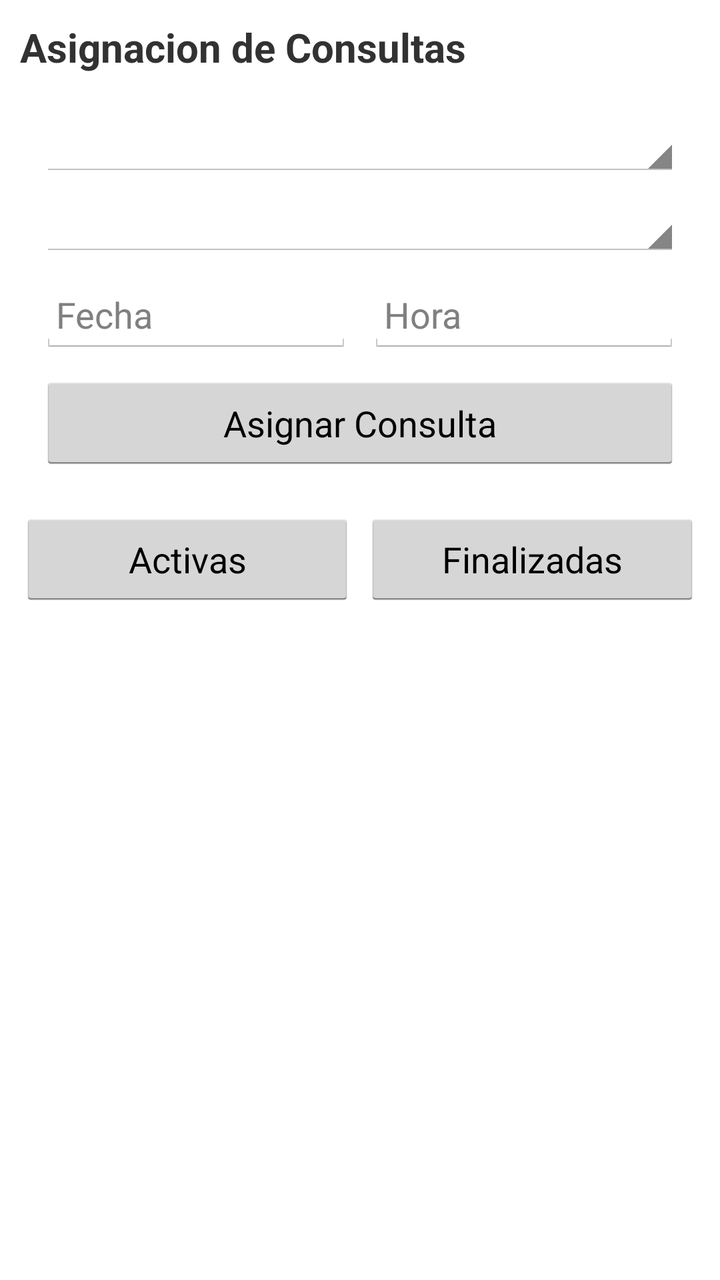
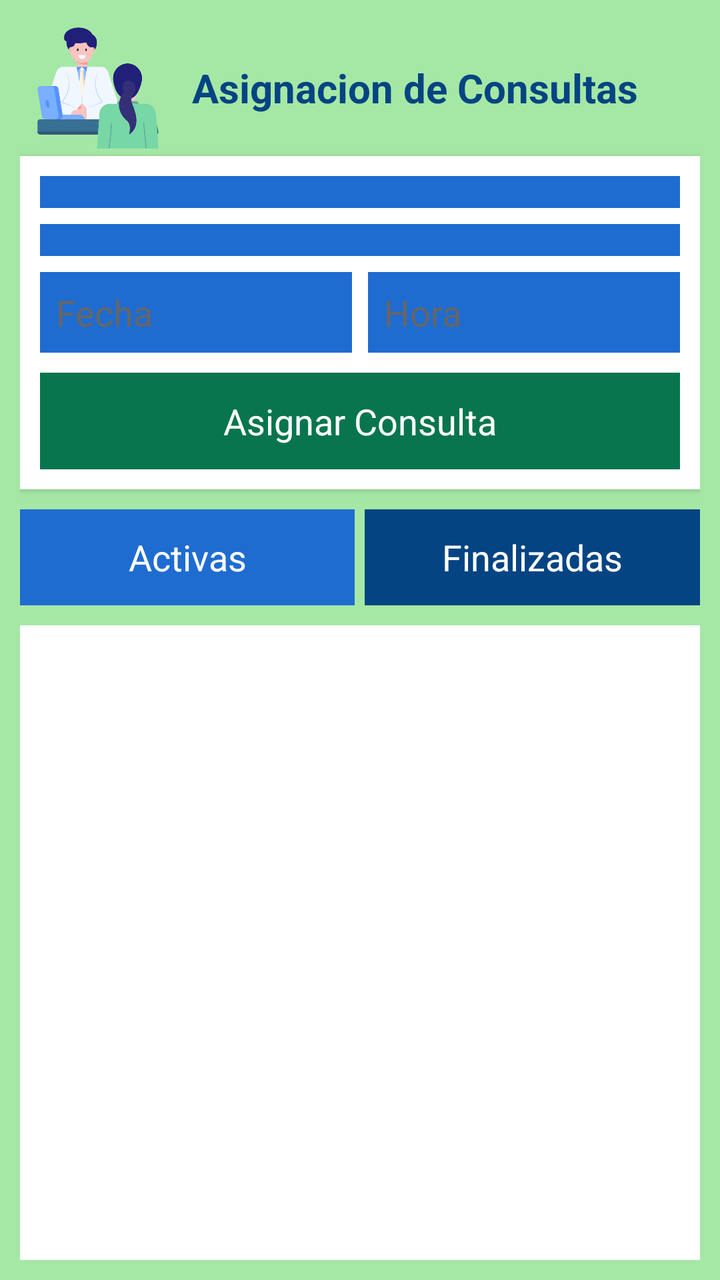

Before-and-after screenshots of an Android layout around one commit, followed by the original layout XML and the change that was made.
<!-- AndroidManifest.xml: application theme android:Theme.Holo.Light -->
<!-- res/layout/activity_consultas.xml -->
<?xml version="1.0" encoding="utf-8"?>
<LinearLayout xmlns:android="http://schemas.android.com/apk/res/android"
    android:layout_width="match_parent"
    android:layout_height="match_parent"
    android:orientation="vertical"
    android:padding="10dp" >

    <TextView
        android:layout_width="wrap_content"
        android:layout_height="wrap_content"
        android:text="Asignacion de Consultas"
        android:textSize="20sp"
        android:textStyle="bold"
        android:layout_marginBottom="10dp"/>

    <LinearLayout
        android:layout_width="match_parent"
        android:layout_height="wrap_content"
        android:orientation="vertical"
        android:padding="10dp">

        <Spinner
            android:id="@+id/spPacientes"
            android:layout_width="match_parent"
            android:layout_height="wrap_content"
            android:padding="8dp"/>

        <Spinner
            android:id="@+id/spMedicos"
            android:layout_width="match_parent"
            android:layout_height="wrap_content"
            android:padding="8dp"
            android:layout_marginTop="8dp"/>

        <LinearLayout
            android:layout_width="match_parent"
            android:layout_height="wrap_content"
            android:orientation="horizontal"
            android:layout_marginTop="8dp">

            <EditText
                android:id="@+id/etFecha"
                android:layout_width="0dp"
                android:layout_height="wrap_content"
                android:layout_weight="1"
                android:hint="Fecha"
                android:inputType="date"
                android:padding="8dp"/>

            <EditText
                android:id="@+id/etHora"
                android:layout_width="0dp"
                android:layout_height="wrap_content"
                android:layout_weight="1"
                android:layout_marginLeft="8dp"
                android:hint="Hora"
                android:inputType="time"
                android:padding="8dp"/>
        </LinearLayout>

        <Button
            android:id="@+id/btnAsignar"
            android:layout_width="match_parent"
            android:layout_height="wrap_content"
            android:text="Asignar Consulta"
            android:padding="12dp"
            android:layout_marginTop="10dp"/>
    </LinearLayout>

    <LinearLayout
        android:layout_width="match_parent"
        android:layout_height="wrap_content"
        android:orientation="horizontal"
        android:layout_marginTop="10dp">

        <Button
            android:id="@+id/btnActivas"
            android:layout_width="0dp"
            android:layout_height="wrap_content"
            android:layout_weight="1"
            android:text="Activas"
            android:padding="10dp"/>

        <Button
            android:id="@+id/btnFinalizadas"
            android:layout_width="0dp"
            android:layout_height="wrap_content"
            android:layout_weight="1"
            android:layout_marginLeft="5dp"
            android:text="Finalizadas"
            android:padding="10dp"/>
    </LinearLayout>

    <ListView
        android:id="@+id/lvConsultas"
        android:layout_width="match_parent"
        android:layout_height="0dp"
        android:layout_weight="1"
        android:layout_marginTop="10dp"
        android:padding="5dp"/>

</LinearLayout>
<!-- resources referenced by this layout -->
<resources>

</resources>

<!-- the commit's change to res/layout/activity_consultas.xml (unified diff, before → after) -->
@@ -2,101 +2,137 @@
 <LinearLayout xmlns:android="http://schemas.android.com/apk/res/android"
     android:layout_width="match_parent"
     android:layout_height="match_parent"
+    android:background="#A5E8A5"
     android:orientation="vertical"
     android:padding="10dp" >
-
-    <TextView
-        android:layout_width="wrap_content"
-        android:layout_height="wrap_content"
-        android:text="Asignacion de Consultas"
-        android:textSize="20sp"
-        android:textStyle="bold"
-        android:layout_marginBottom="10dp"/>
 
     <LinearLayout
         android:layout_width="match_parent"
         android:layout_height="wrap_content"
+        android:gravity="center_vertical"
+        android:orientation="horizontal" >
+
+        <ImageView
+            android:layout_width="78dp"
+            android:layout_height="68dp"
+            android:contentDescription="Logo Médicos"
+            android:src="@drawable/consultas" />
+
+        <TextView
+            android:layout_width="wrap_content"
+            android:layout_height="wrap_content"
+            android:text="Asignacion de Consultas"
+            android:textSize="20sp"
+            android:textStyle="bold"
+            android:textColor="#054482"
+            android:layout_marginStart="8dp"/>
+    </LinearLayout>
+
+    <LinearLayout
+        android:layout_width="match_parent"
+        android:layout_height="wrap_content"
+        android:background="#FFFFFF"
+        android:elevation="2dp"
         android:orientation="vertical"
-        android:padding="10dp">
+        android:padding="10dp" >
 
         <Spinner
             android:id="@+id/spPacientes"
             android:layout_width="match_parent"
             android:layout_height="wrap_content"
-            android:padding="8dp"/>
+            android:background="#F0F4F8"
+            android:backgroundTint="#1F6CD1"
+            android:padding="8dp" />
 
         <Spinner
             android:id="@+id/spMedicos"
             android:layout_width="match_parent"
             android:layout_height="wrap_content"
-            android:padding="8dp"
-            android:layout_marginTop="8dp"/>
+            android:layout_marginTop="8dp"
+            android:background="#F0F4F8"
+            android:backgroundTint="#1F6CD1"
+            android:padding="8dp" />
 
         <LinearLayout
             android:layout_width="match_parent"
             android:layout_height="wrap_content"
-            android:orientation="horizontal"
-            android:layout_marginTop="8dp">
+            android:layout_marginTop="8dp"
+            android:orientation="horizontal" >
 
             <EditText
                 android:id="@+id/etFecha"
                 android:layout_width="0dp"
                 android:layout_height="wrap_content"
                 android:layout_weight="1"
+                android:background="#F0F4F8"
+                android:backgroundTint="#1F6CD1"
                 android:hint="Fecha"
                 android:inputType="date"
-                android:padding="8dp"/>
+                android:padding="8dp"
+                android:textColor="#08274F"
+                android:textColorHint="#666666" />
 
             <EditText
                 android:id="@+id/etHora"
                 android:layout_width="0dp"
                 android:layout_height="wrap_content"
+                android:layout_marginLeft="8dp"
                 android:layout_weight="1"
-                android:layout_marginLeft="8dp"
+                android:background="#F0F4F8"
+                android:backgroundTint="#1F6CD1"
                 android:hint="Hora"
                 android:inputType="time"
-                android:padding="8dp"/>
+                android:padding="8dp"
+                android:textColor="#08274F"
+                android:textColorHint="#666666" />
         </LinearLayout>
 
         <Button
             android:id="@+id/btnAsignar"
             android:layout_width="match_parent"
             android:layout_height="wrap_content"
+            android:layout_marginTop="10dp"
+            android:background="#08754E"
+            android:padding="12dp"
             android:text="Asignar Consulta"
-            android:padding="12dp"
-            android:layout_marginTop="10dp"/>
+            android:textColor="#FFFFFF" />
     </LinearLayout>
 
     <LinearLayout
         android:layout_width="match_parent"
         android:layout_height="wrap_content"
-        android:orientation="horizontal"
-        android:layout_marginTop="10dp">
+        android:layout_marginTop="10dp"
+        android:orientation="horizontal" >
 
         <Button
             android:id="@+id/btnActivas"
             android:layout_width="0dp"
             android:layout_height="wrap_content"
             android:layout_weight="1"
+            android:background="#1F6CD1"
+            android:padding="10dp"
             android:text="Activas"
-            android:padding="10dp"/>
+            android:textColor="#FFFFFF" />
 
         <Button
             android:id="@+id/btnFinalizadas"
             android:layout_width="0dp"
             android:layout_height="wrap_content"
+            android:layout_marginLeft="5dp"
             android:layout_weight="1"
-            android:layout_marginLeft="5dp"
+            android:background="#054482"
+            android:padding="10dp"
             android:text="Finalizadas"
-            android:padding="10dp"/>
+            android:textColor="#FFFFFF" />
     </LinearLayout>
 
     <ListView
         android:id="@+id/lvConsultas"
         android:layout_width="match_parent"
         android:layout_height="0dp"
+        android:layout_marginTop="10dp"
         android:layout_weight="1"
-        android:layout_marginTop="10dp"
-        android:padding="5dp"/>
+        android:background="#FFFFFF"
+        android:padding="5dp" />
 
 </LinearLayout>
<!-- resource entries referenced after the edit -->
@@ -1,5 +1,5 @@
 <!-- resources referenced by this layout -->
 <resources>
-
+  <!-- drawable consultas: png bitmap (drawable-ldpi, 28691 bytes) -->
 </resources>
 
